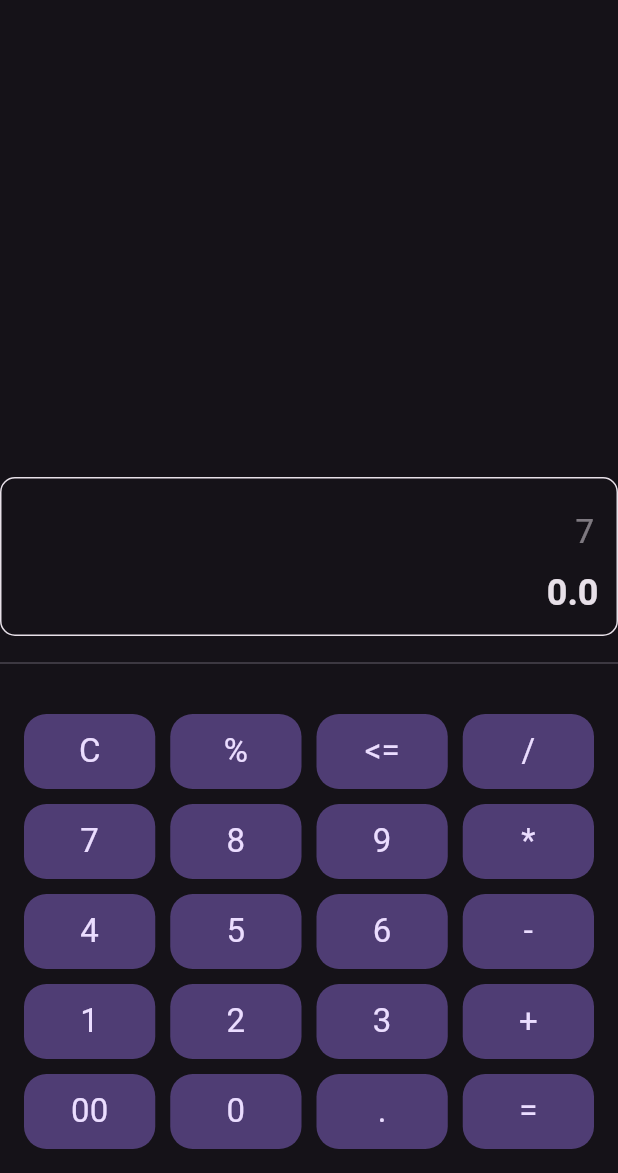
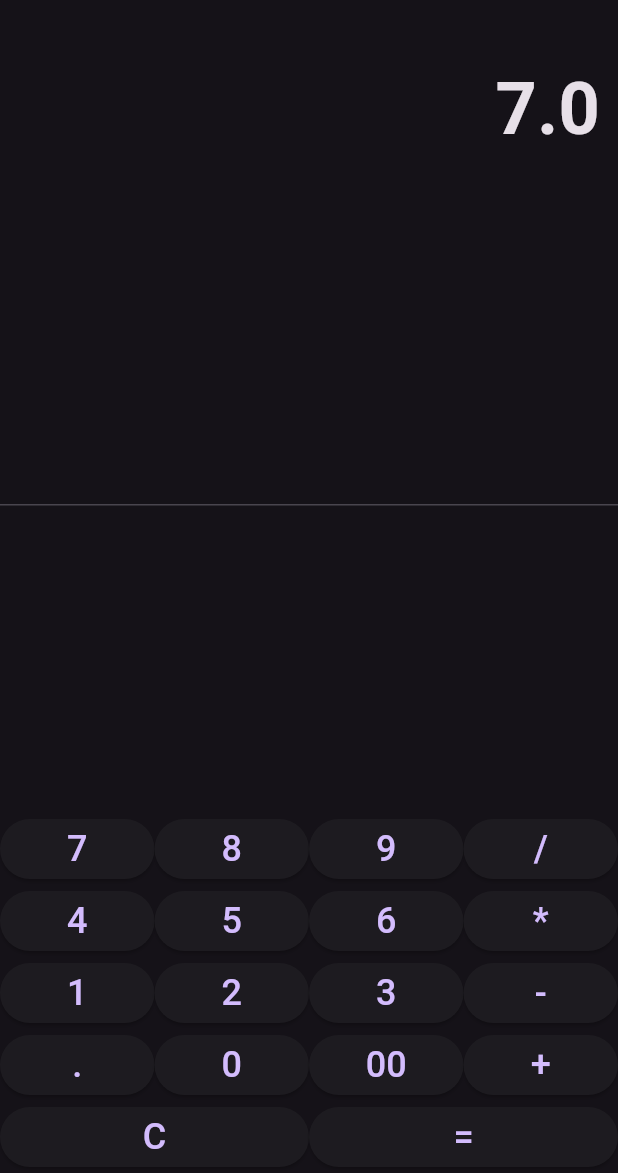
Before and after one commit to hinasahammed/flutter_practice, a Flutter app: the screen it shows after launch, after a tap on an icon or button, on a phone screen of 412 x 824 dp, the part 63-1236 px from its top. Run offline on Flutter 3.47's test engine with Material 3 defaults, Android fonts, the phone set to English and light mode, and no system bars; our stand-ins replace flutter_advanced_drawer, flutter_slider_drawer, gap, hidden_drawer_menu, image_picker, lottie and 1 more; missing offline and left inert: text_marquee; network calls fail.

Commit message:
siome changes

```diff
--- a/lib/main.dart
+++ b/lib/main.dart
@@ -1,4 +1,5 @@
 import 'package:flutter/material.dart';
+import 'package:flutter_practice/practice/calculator/calculator.dart';
 import 'package:flutter_practice/practice/calculator/calculator_practice.dart';
 
 void main() {
@@ -21,7 +22,7 @@
         ),
         useMaterial3: true,
       ),
-      home: const CalculatorPractice(),
+      home: const CalculatorHome(),
     );
   }
 }
--- /dev/null
+++ b/lib/practice/calculator/calculator.dart
@@ -0,0 +1,133 @@
+import 'dart:ui';
+
+import 'package:flutter/material.dart';
+
+class CalculatorHome extends StatefulWidget {
+  const CalculatorHome({super.key});
+
+  @override
+  _CalculatorHomeState createState() => _CalculatorHomeState();
+}
+
+class _CalculatorHomeState extends State<CalculatorHome> {
+  String _output = "0";
+  String _result = "0";
+  String _operator = "";
+  double num1 = 0.0;
+  double num2 = 0.0;
+
+  void _buttonPressed(String buttonText) {
+    if (buttonText == "C") {
+      _output = "0";
+      num1 = 0.0;
+      num2 = 0.0;
+      _operator = "";
+    } else if (buttonText == "+" ||
+        buttonText == "-" ||
+        buttonText == "/" ||
+        buttonText == "*") {
+      num1 = double.parse(_output);
+      _operator = buttonText;
+      _output = "0";
+    } else if (buttonText == "=") {
+      num2 = double.parse(_output);
+
+      if (_operator == "+") {
+        _result = (num1 + num2).toString();
+      } else if (_operator == "-") {
+        _result = (num1 - num2).toString();
+      } else if (_operator == "*") {
+        _result = (num1 * num2).toString();
+      } else if (_operator == "/") {
+        _result = (num1 / num2).toString();
+      }
+
+      _output = _result;
+      _operator = "";
+    } else {
+      _output += buttonText;
+    }
+
+    setState(() {
+      _output = double.parse(_output).toString();
+    });
+  }
+
+  Widget _buildButton(String buttonText) {
+    return Expanded(
+      child: ElevatedButton(
+        onPressed: () => _buttonPressed(buttonText),
+        child: Text(
+          buttonText,
+          style: const TextStyle(fontSize: 24),
+        ),
+      ),
+    );
+  }
+
+  @override
+  Widget build(BuildContext context) {
+    return Scaffold(
+      appBar: AppBar(
+        title: const Text("Calculator"),
+      ),
+      body: Column(
+        children: <Widget>[
+          Container(
+            alignment: Alignment.centerRight,
+            padding: const EdgeInsets.symmetric(vertical: 24, horizontal: 12),
+            child: Text(
+              _output,
+              style: const TextStyle(fontSize: 48, fontWeight: FontWeight.bold),
+            ),
+          ),
+          const Expanded(
+            child: Divider(),
+          ),
+          Column(
+            children: [
+              Row(
+                children: [
+                  _buildButton("7"),
+                  _buildButton("8"),
+                  _buildButton("9"),
+                  _buildButton("/"),
+                ],
+              ),
+              Row(
+                children: [
+                  _buildButton("4"),
+                  _buildButton("5"),
+                  _buildButton("6"),
+                  _buildButton("*"),
+                ],
+              ),
+              Row(
+                children: [
+                  _buildButton("1"),
+                  _buildButton("2"),
+                  _buildButton("3"),
+                  _buildButton("-"),
+                ],
+              ),
+              Row(
+                children: [
+                  _buildButton("."),
+                  _buildButton("0"),
+                  _buildButton("00"),
+                  _buildButton("+"),
+                ],
+              ),
+              Row(
+                children: [
+                  _buildButton("C"),
+                  _buildButton("="),
+                ],
+              ),
+            ],
+          ),
+        ],
+      ),
+    );
+  }
+}
--- a/lib/practice/calculator/calculator_practice.dart
+++ b/lib/practice/calculator/calculator_practice.dart
@@ -35,6 +35,7 @@ class _CalculatorPracticeState extends State<CalculatorPractice> {
 
   String lastOperator = '';
   double allAnswer = 0.0;
+  double specialAnswer = 1;
 
   @override
   Widget build(BuildContext context) {
@@ -187,8 +188,7 @@ class _CalculatorPracticeState extends State<CalculatorPractice> {
           break;
         case "*":
           setState(() {
-            allAnswer *= int.parse(calculatorField.text);
-            print(allAnswer);
+            specialAnswer = specialAnswer * double.parse(calculatorField.text);
             lastOperator = val;
           });
           break;
@@ -220,7 +220,9 @@ class _CalculatorPracticeState extends State<CalculatorPractice> {
         break;
       case "*":
         setState(() {
-          allAnswer *= int.parse(calculatorField.text);
+          specialAnswer = specialAnswer * double.parse(calculatorField.text);
+          print(specialAnswer);
+
           calculatorField.clear();
         });
         break;
```
